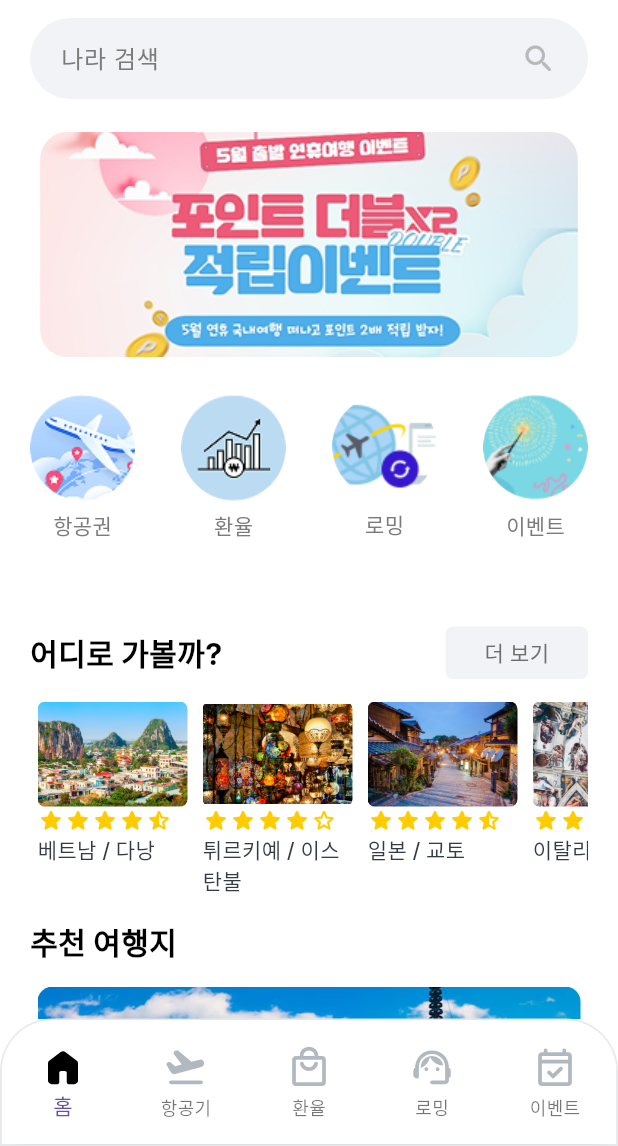
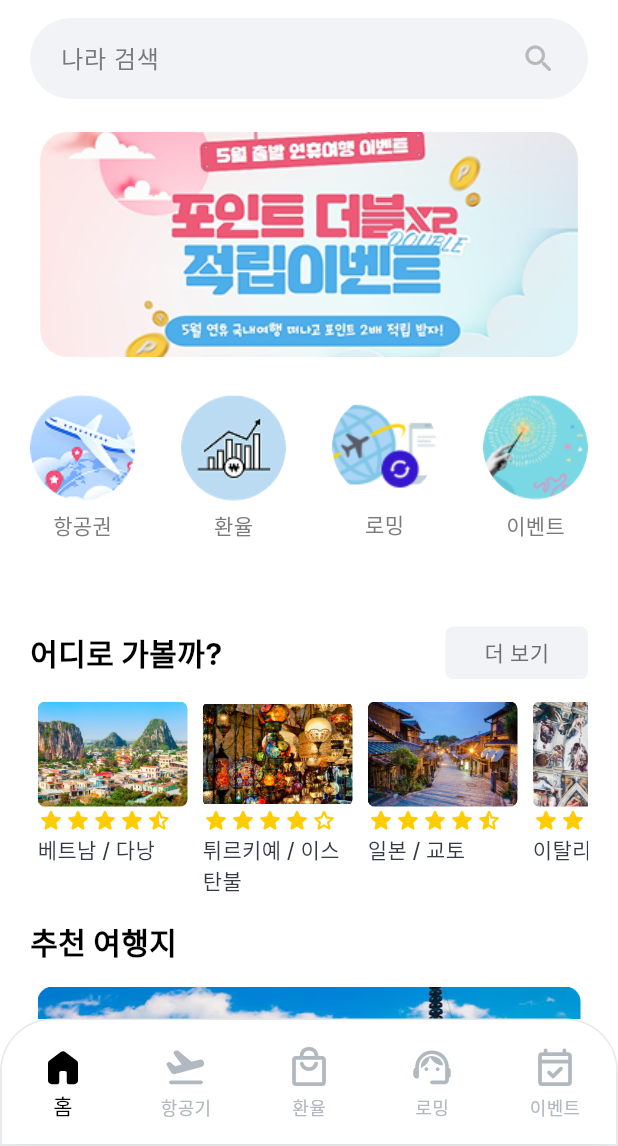
Before and after one commit to chchchchch123c/WRI, a Flutter app: the screen it shows after launch, on a phone screen of 412 x 824 dp, the part 90-1236 px from its top. Run offline on Flutter 3.47's test engine with Material 3 defaults, Android fonts, the phone set to English and light mode, and no system bars; our stand-ins replace flutter_svg.

Commit message:
2025-05-13

```diff
--- a/lib/presentation/screens/main_tab.dart
+++ b/lib/presentation/screens/main_tab.dart
@@ -171,6 +171,8 @@ class _TestState extends State<MainTab> {
         child: ClipRRect(
           borderRadius: BorderRadius.vertical(top: Radius.circular(35)),
           child: BottomNavigationBar(
+            selectedItemColor: selectItemColor,
+            unselectedItemColor: unselectItemColor,
             backgroundColor: kBackgroundColor,
             currentIndex: mainTabProvider.currentIndex,
             type: BottomNavigationBarType.fixed,
```
Also changed, not shown: 1 other file.
